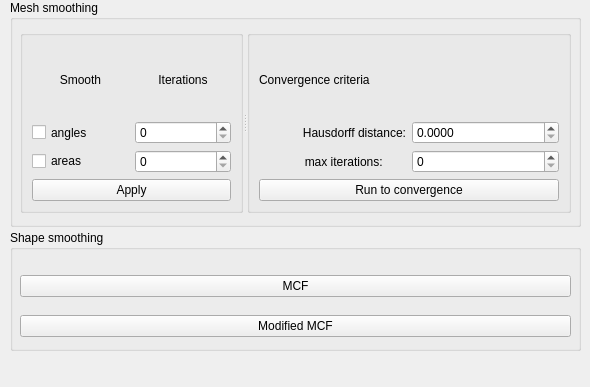
Before: the Qt Designer form Polyhedron/demo/Polyhedron/Plugins/PMP/Smoothing_plugin.ui in CGAL/cgal, drawn with Qt 5.
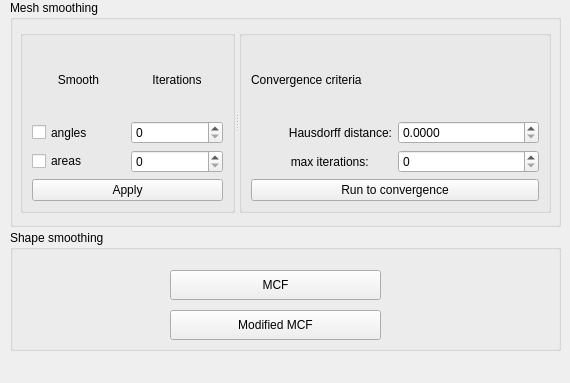
After: the same form once the commit is applied.

Commit message: area smoothing tolerance fix

Diff of the .ui file:
```diff
--- a/Polyhedron/demo/Polyhedron/Plugins/PMP/Smoothing_plugin.ui
+++ b/Polyhedron/demo/Polyhedron/Plugins/PMP/Smoothing_plugin.ui
@@ -6,8 +6,8 @@
    <rect>
     <x>0</x>
     <y>0</y>
-    <width>590</width>
-    <height>387</height>
+    <width>570</width>
+    <height>383</height>
    </rect>
   </property>
   <property name="windowTitle">
@@ -19,50 +19,38 @@
      <rect>
       <x>10</x>
       <y>230</y>
-      <width>571</width>
+      <width>551</width>
       <height>121</height>
      </rect>
     </property>
     <property name="title">
      <string>Shape smoothing</string>
     </property>
-    <widget class="QWidget" name="layoutWidget">
+    <widget class="QPushButton" name="MCF_Button">
      <property name="geometry">
       <rect>
-       <x>10</x>
+       <x>160</x>
        <y>40</y>
-       <width>551</width>
-       <height>33</height>
+       <width>211</width>
+       <height>30</height>
       </rect>
      </property>
-     <layout class="QHBoxLayout" name="horizontalLayout_3">
-      <item>
-       <widget class="QPushButton" name="MCF_Button">
-        <property name="text">
-         <string>MCF</string>
-        </property>
-       </widget>
-      </item>
-     </layout>
+     <property name="text">
+      <string>MCF</string>
+     </property>
     </widget>
-    <widget class="QWidget" name="layoutWidget">
+    <widget class="QPushButton" name="modified_MCF_button">
      <property name="geometry">
       <rect>
-       <x>10</x>
+       <x>160</x>
        <y>80</y>
-       <width>551</width>
-       <height>33</height>
+       <width>211</width>
+       <height>30</height>
       </rect>
      </property>
-     <layout class="QHBoxLayout" name="horizontalLayout_4">
-      <item>
-       <widget class="QPushButton" name="modified_MCF_button">
-        <property name="text">
-         <string>Modified MCF</string>
-        </property>
-       </widget>
-      </item>
-     </layout>
+     <property name="text">
+      <string>Modified MCF</string>
+     </property>
     </widget>
    </widget>
    <widget class="QGroupBox" name="Mesh_groupBox">
@@ -70,7 +58,7 @@
      <rect>
       <x>10</x>
       <y>0</y>
-      <width>571</width>
+      <width>551</width>
       <height>227</height>
      </rect>
     </property>
@@ -82,7 +70,7 @@
       <rect>
        <x>10</x>
        <y>30</y>
-       <width>551</width>
+       <width>531</width>
        <height>183</height>
       </rect>
      </property>
```
The commit also changes 3 other files.
